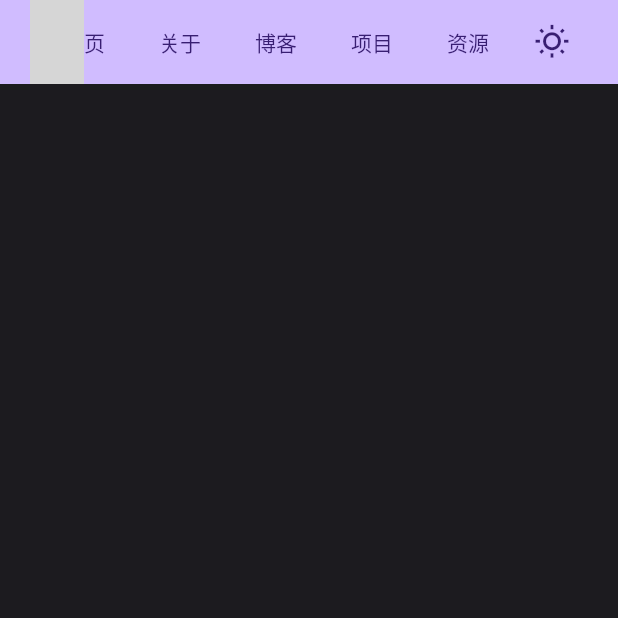
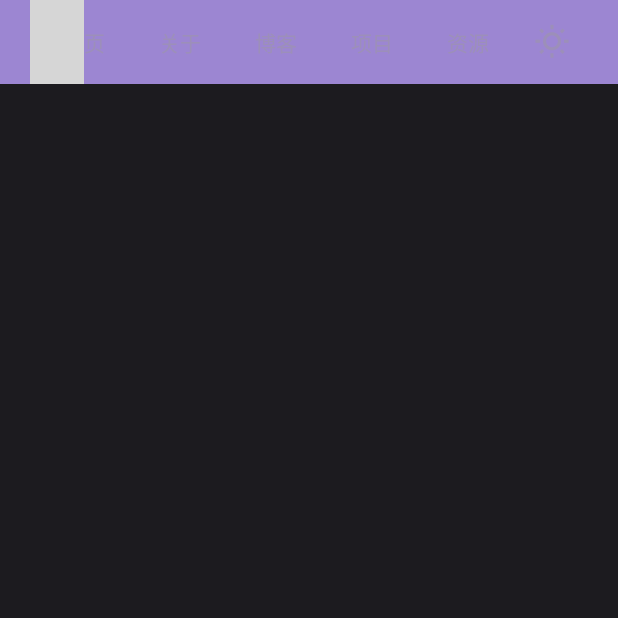
Before and after one commit to maojiu-bb/blog, a Flutter app: the AboutPage screen opened by its route, after a tap on the "wb sunny" icon, on a phone screen of 412 x 824 dp, the top half of it. Run offline on Flutter 3.47's test engine with Material 3 defaults, Android fonts, the phone set to English and light mode, and no system bars; our stand-ins replace get, shared_preferences; accounts and stored records are empty; grey boxes are pictures that could not be loaded.

Commit message:
fix -> 解决主题切换bug

```diff
--- a/lib/global.dart
+++ b/lib/global.dart
@@ -1,10 +1,13 @@
 import 'package:blog/index.dart';
+import 'package:flutter/material.dart';
 import 'package:get/get.dart';
 
 class Global {
   Future<void> init() async {
+    WidgetsFlutterBinding.ensureInitialized();
+
     await Storage().init();
 
-    Get.lazyPut<ConfigService>(() => ConfigService());
+    Get.put<ConfigService>(ConfigService());
   }
 }
--- a/lib/main.dart
+++ b/lib/main.dart
@@ -22,7 +22,9 @@ class MyApp extends StatelessWidget {
       initialRoute: RouteNames.home,
       getPages: RoutePages.pages,
       navigatorObservers: [RoutePages.observer],
-      theme: ConfigService.to.isDarkMode ? AppTheme.dark : AppTheme.light,
+      theme: AppTheme.light,
+      darkTheme: AppTheme.dark,
+      themeMode: ConfigService.to.isDarkMode ? ThemeMode.dark : ThemeMode.light,
     );
   }
 }
--- a/lib/servers/config.dart
+++ b/lib/servers/config.dart
@@ -1,8 +1,9 @@
 import 'package:blog/index.dart';
+import 'package:flutter/material.dart';
 import 'package:get/get.dart';
 
 class ConfigService extends GetxService {
-  static ConfigService get to => Get.find<ConfigService>();
+  static ConfigService get to => Get.find();
 
   final _isDarkMode = Get.isDarkMode.obs;
   get isDarkMode => _isDarkMode.value;
@@ -11,8 +12,10 @@ class ConfigService extends GetxService {
   Future<void> switchTheme() async {
     _isDarkMode.value = !_isDarkMode.value;
     Get.changeTheme(_isDarkMode.value == true ? AppTheme.dark : AppTheme.light);
+    Get.changeThemeMode(
+        _isDarkMode.value == true ? ThemeMode.dark : ThemeMode.light);
 
-    Future.delayed(const Duration(milliseconds: 250), () {
+    Future.delayed(const Duration(milliseconds: 200), () {
       Get.forceAppUpdate();
     });
 
```
